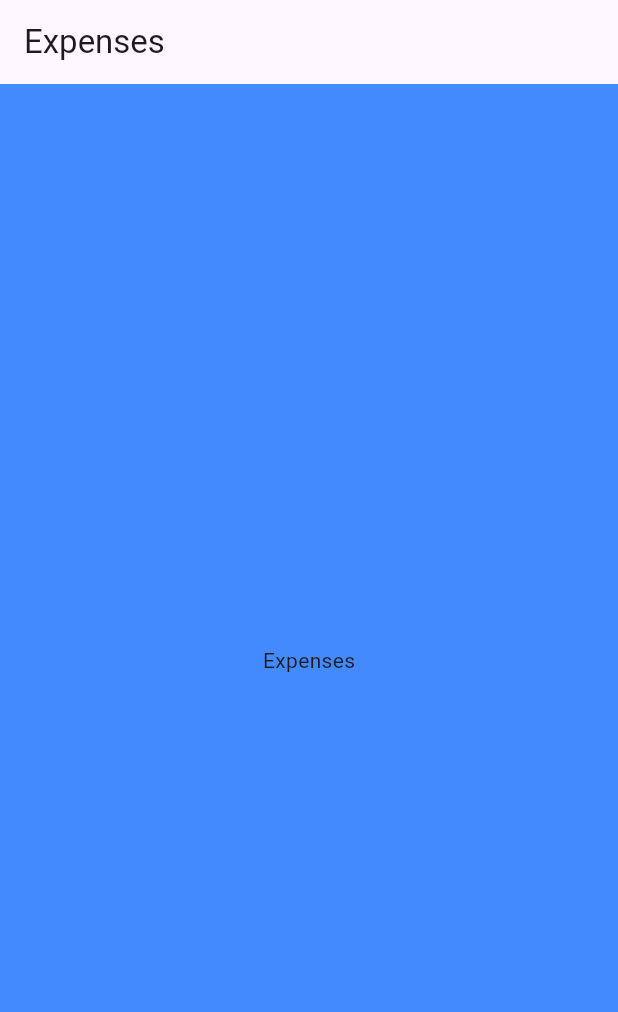
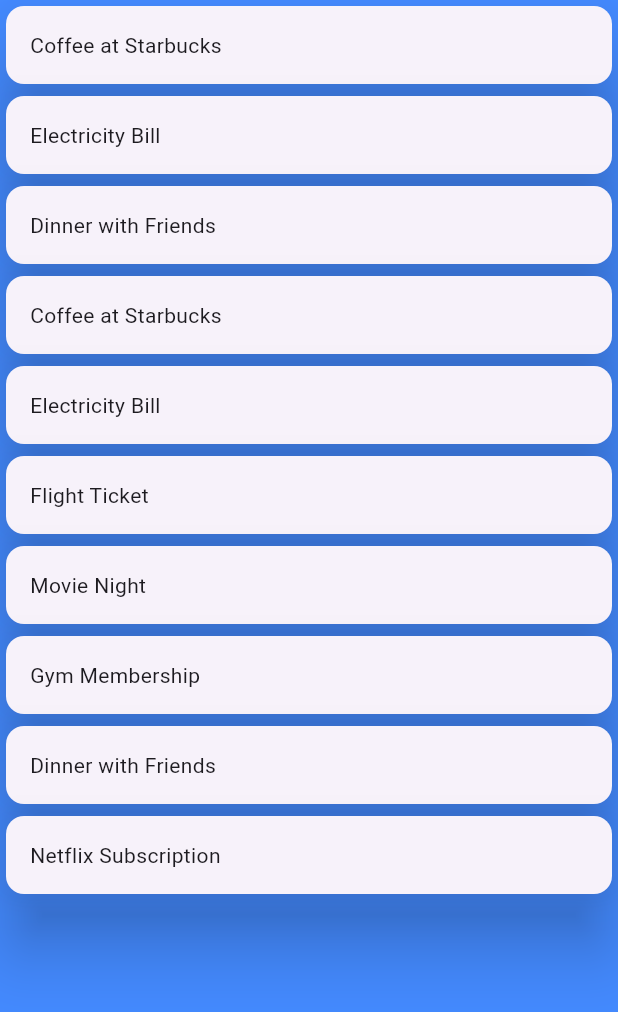
Before and after one commit to bcondefoodics/my_expense_tracker, a Flutter app: the screen it shows after launch, on a phone screen of 412 x 824 dp. Shown: the top 1012 px of the screen. Run offline on Flutter 3.47's test engine with Material 3 defaults, Android fonts, the phone set to English and light mode, and no system bars; missing offline and left inert: uuid_v4.

Commit message:
Update separate expense row item + dummy data

```diff
--- /dev/null
+++ b/lib/expense_card_item.dart
@@ -0,0 +1,19 @@
+import 'package:flutter/material.dart';
+import 'package:my_expense_tracker/models/expense.dart';
+
+class ExpenseCardItem extends StatelessWidget {
+  const ExpenseCardItem(this.expense, {super.key});
+
+  final Expense expense;
+
+  @override
+  Widget build(BuildContext context) {
+    return Card(
+      elevation: 20,
+      child: Padding(
+        padding: const EdgeInsets.all(16.0),
+        child: Text(expense.title),
+      ),
+    );
+  }
+}
--- /dev/null
+++ b/lib/expense_list.dart
@@ -0,0 +1,17 @@
+import 'package:flutter/material.dart';
+import 'package:my_expense_tracker/expense_card_item.dart';
+import 'package:my_expense_tracker/models/expense.dart';
+
+class ExpenseList extends StatelessWidget {
+  const ExpenseList({super.key, required this.expenses});
+
+  final List<Expense> expenses;
+
+  @override
+  Widget build(BuildContext context) {
+    return ListView.builder(
+      itemCount: expenses.length,
+      itemBuilder: (ctx, index) => ExpenseCardItem(expenses[index]),
+    );
+  }
+}
--- a/lib/expenses.dart
+++ b/lib/expenses.dart
@@ -1,4 +1,7 @@
 import 'package:flutter/material.dart';
+
+import 'package:my_expense_tracker/expense_list.dart';
+import 'package:my_expense_tracker/models/expense.dart';
 
 class Expenses extends StatefulWidget {
   const Expenses({super.key});
@@ -14,8 +17,8 @@ class _ExpensesState extends State<Expenses> {
   Widget build(BuildContext context) {
     return Scaffold(
       backgroundColor: Colors.blueAccent,
-      appBar: AppBar(title: Text('Expenses')),
-      body: Center(child: Text('Expenses')),
+      // appBar: AppBar(title: Text('Expenses')),
+      body: Center(child: ExpenseList(expenses: generateDummyExpenses(10))),
     );
   }
 }
--- a/lib/models/expense.dart
+++ b/lib/models/expense.dart
@@ -1,5 +1,6 @@
 import 'package:uuid_v4/uuid_v4.dart';
 
+import 'dart:math';
 import 'expense_category.dart';
 
 final uuid = UUIDv4();
@@ -18,3 +19,47 @@ class Expense {
     required this.category,
   }) : id = uuid.toString();
 }
+
+// Dummy data
+
+final _random = Random();
+
+final List<String> sampleTitles = [
+  'Coffee at Starbucks',
+  'Grocery Shopping',
+  'Netflix Subscription',
+  'Dinner with Friends',
+  'Flight Ticket',
+  'Gym Membership',
+  'Movie Night',
+  'Taxi Ride',
+  'Electricity Bill',
+  'Online Course',
+];
+
+ExpenseCategory getRandomCategory() {
+  return ExpenseCategory.values[_random.nextInt(ExpenseCategory.values.length)];
+}
+
+DateTime getRandomDate() {
+  return DateTime.now().subtract(Duration(days: _random.nextInt(30)));
+}
+
+double getRandomAmount() {
+  return (_random.nextDouble() * 200).clamp(5, 200).toDouble();
+}
+
+String getRandomTitle() {
+  return sampleTitles[_random.nextInt(sampleTitles.length)];
+}
+
+List<Expense> generateDummyExpenses(int count) {
+  return List.generate(count, (index) {
+    return Expense(
+      title: getRandomTitle(),
+      amount: getRandomAmount(),
+      date: getRandomDate(),
+      category: getRandomCategory(),
+    );
+  });
+}
```
